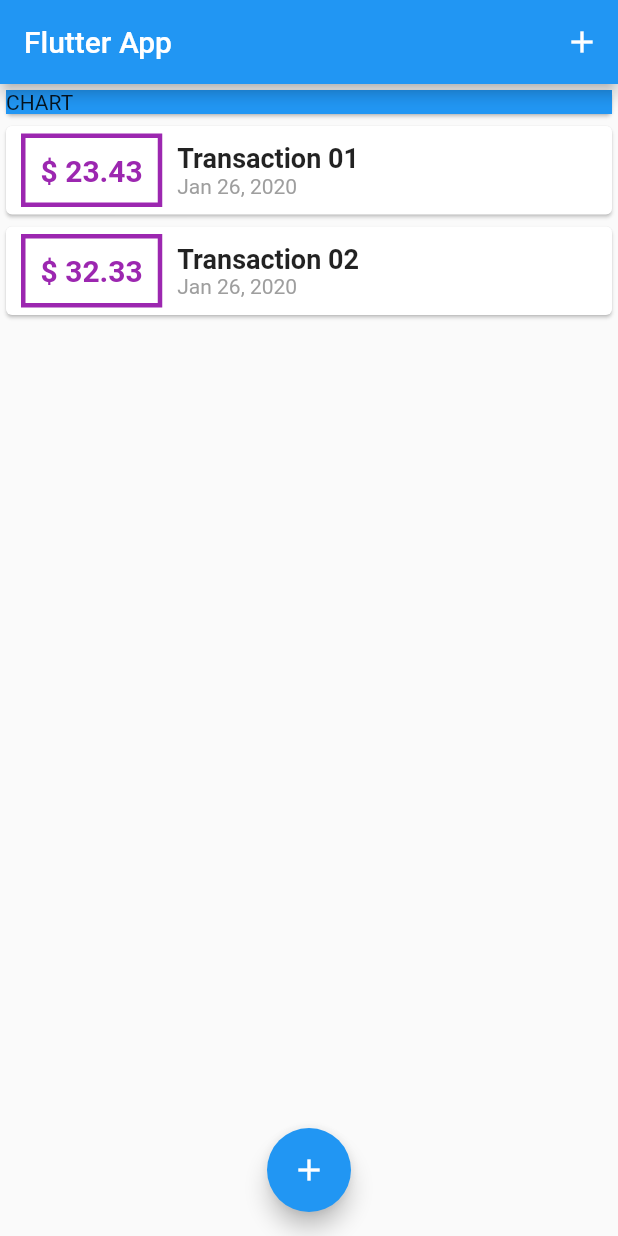
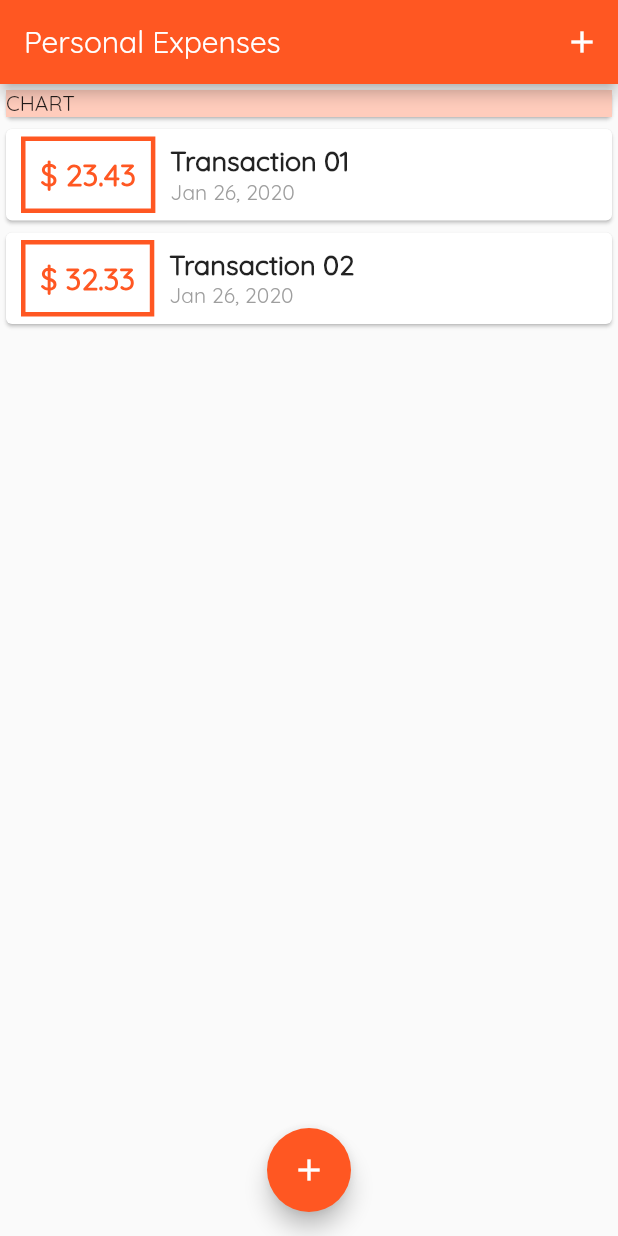
Before and after one commit to rehan-sattar/expenses-app-flutter, a Flutter app: the screen it shows after launch, on a phone screen of 412 x 824 dp. Run offline on Flutter 3.47's test engine with Material 2 defaults, Android fonts, the phone set to English and light mode, and no system bars.

Commit message:
feat(theme) - update theme & add fonts to app

```diff
--- a/lib/main.dart
+++ b/lib/main.dart
@@ -9,7 +9,11 @@ class MyApp extends StatelessWidget {
   @override
   Widget build(BuildContext context) {
     return MaterialApp(
-      title: 'Flutter App',
+      title: 'Personal Expenses',
+      theme: ThemeData(
+        primarySwatch: Colors.deepOrange,
+        fontFamily: 'QuickSand',
+      ),
       home: MyHomePage(),
     );
   }
@@ -66,7 +70,7 @@ class _MyHomePageState extends State<MyHomePage> {
   Widget build(BuildContext context) {
     return Scaffold(
       appBar: AppBar(
-        title: Text('Flutter App'),
+        title: Text('Personal Expenses'),
         actions: <Widget>[
           IconButton(
             icon: Icon(Icons.add),
@@ -80,7 +84,7 @@ class _MyHomePageState extends State<MyHomePage> {
           children: <Widget>[
             Card(
               child: Container(
-                color: Colors.blue,
+                color: Theme.of(context).primaryColorLight,
                 width: double.infinity,
                 child: Text('CHART'),
               ),
--- a/lib/widgets/transaction_list.dart
+++ b/lib/widgets/transaction_list.dart
@@ -24,7 +24,7 @@ class TransactionList extends StatelessWidget {
                   ),
                   decoration: BoxDecoration(
                     border: Border.all(
-                      color: Colors.purple,
+                      color: Theme.of(context).primaryColor,
                       width: 3,
                     ),
                   ),
@@ -34,7 +34,7 @@ class TransactionList extends StatelessWidget {
                     style: TextStyle(
                       fontWeight: FontWeight.bold,
                       fontSize: 20,
-                      color: Colors.purple,
+                      color: Theme.of(context).primaryColor,
                     ),
                   ),
                 ),
```
Also changed, not shown: pubspec.yaml (+10 -6 lines), assets/fonts/OpenSans-Bold.ttf (added), assets/fonts/OpenSans-Regular.ttf (added), assets/fonts/Quicksand-Bold.ttf (added), assets/fonts/Quicksand-Light.ttf (added), assets/fonts/Quicksand-Medium.ttf (added), assets/fonts/Quicksand-Regular.ttf (added).
